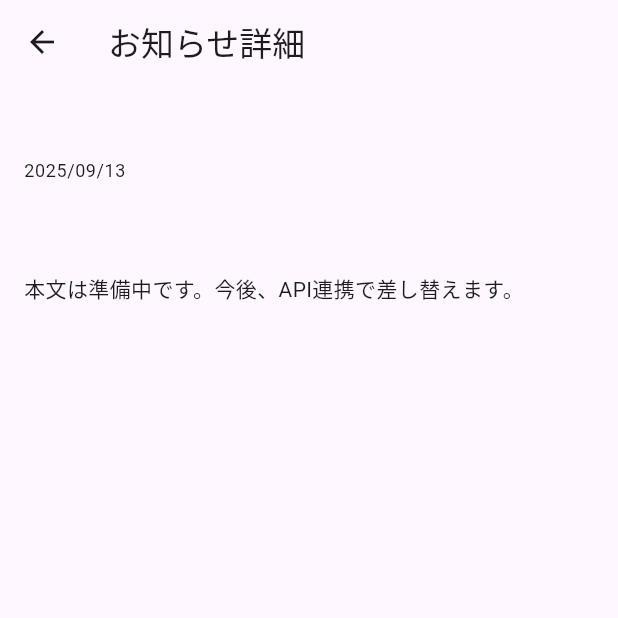
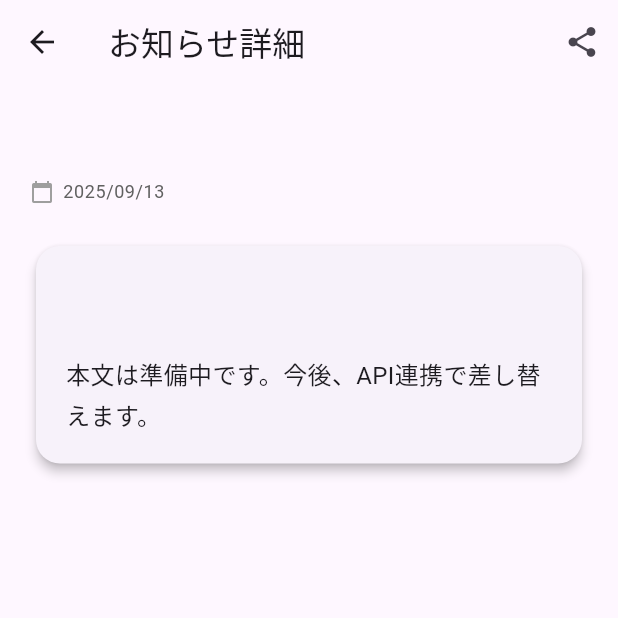
Before and after one commit to miyuu2003/h_flutter_app, a Flutter app: the NewsDetailView screen opened directly with empty values, on a phone screen of 412 x 824 dp, the top half of it. Run offline on Flutter 3.47's test engine with Material 3 defaults, Android fonts, the phone set to English and light mode, and no system bars; our stand-ins replace flutter_riverpod, shared_preferences, sqflite, table_calendar; missing offline and left inert: shadcn_flutter; accounts and stored records are empty.

Commit message:
デザインの軽微な修正

```diff
--- a/hakkason_team_h/lib/screens/news/news_detail_view.dart
+++ b/hakkason_team_h/lib/screens/news/news_detail_view.dart
@@ -11,22 +11,61 @@ class NewsDetailView extends StatelessWidget {
   @override
   Widget build(BuildContext context) {
     return Scaffold(
-      appBar: AppBar(title: const Text('お知らせ詳細')),
+      appBar: AppBar(
+        title: const Text('お知らせ詳細'),
+        actions: [
+          IconButton(
+            icon: const Icon(Icons.share),
+            onPressed: () {
+              // TODO: シェア機能を後で追加
+            },
+          ),
+        ],
+      ),
       body: ListView(
-        padding: const EdgeInsets.all(16),
+        padding: const EdgeInsets.all(20),
         children: [
-          Text(item.title,
-              style: Theme.of(context).textTheme.titleLarge,
-              strutStyle: const StrutStyle(height: 1.3)),
-          const SizedBox(height: 6),
-          Text(_fmt(item.publishedAt),
-              style: Theme.of(context).textTheme.bodySmall),
-          const SizedBox(height: 16),
+          // タイトル
           Text(
-            // 本文ダミー。将来はAPIから content を取得して表示
-            '${item.excerpt}\n\n本文は準備中です。今後、API連携で差し替えます。',
-            style: Theme.of(context).textTheme.bodyMedium,
-            strutStyle: const StrutStyle(height: 1.6),
+            item.title,
+            style: Theme.of(context).textTheme.headlineSmall?.copyWith(
+                  fontWeight: FontWeight.bold,
+                ),
+            strutStyle: const StrutStyle(height: 1.4),
+          ),
+          const SizedBox(height: 12),
+
+          // 日付
+          Row(
+            children: [
+              const Icon(Icons.calendar_today, size: 16, color: Colors.grey),
+              const SizedBox(width: 6),
+              Text(
+                _fmt(item.publishedAt),
+                style: Theme.of(context)
+                    .textTheme
+                    .bodySmall
+                    ?.copyWith(color: Colors.grey[700]),
+              ),
+            ],
+          ),
+          const SizedBox(height: 24),
+
+          // 本文カード
+          Card(
+            elevation: 3,
+            shape:
+                RoundedRectangleBorder(borderRadius: BorderRadius.circular(16)),
+            child: Padding(
+              padding: const EdgeInsets.all(20),
+              child: Text(
+                '${item.excerpt}\n\n本文は準備中です。今後、API連携で差し替えます。',
+                style: Theme.of(context).textTheme.bodyMedium?.copyWith(
+                      height: 1.6,
+                      fontSize: 16,
+                    ),
+              ),
+            ),
           ),
         ],
       ),
```
Also changed, not shown: hakkason_team_h/lib/screens/home_view.dart (+162 -137 lines).
